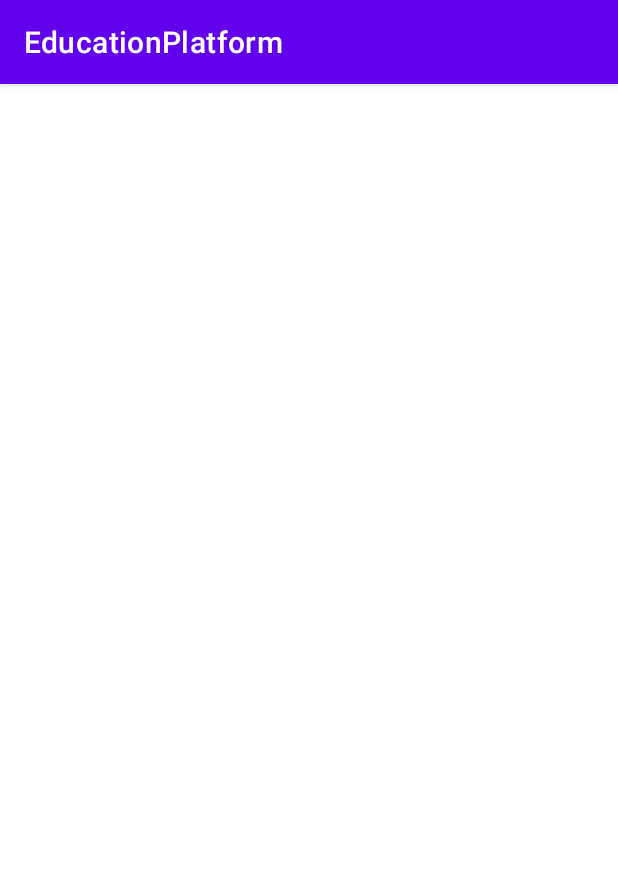
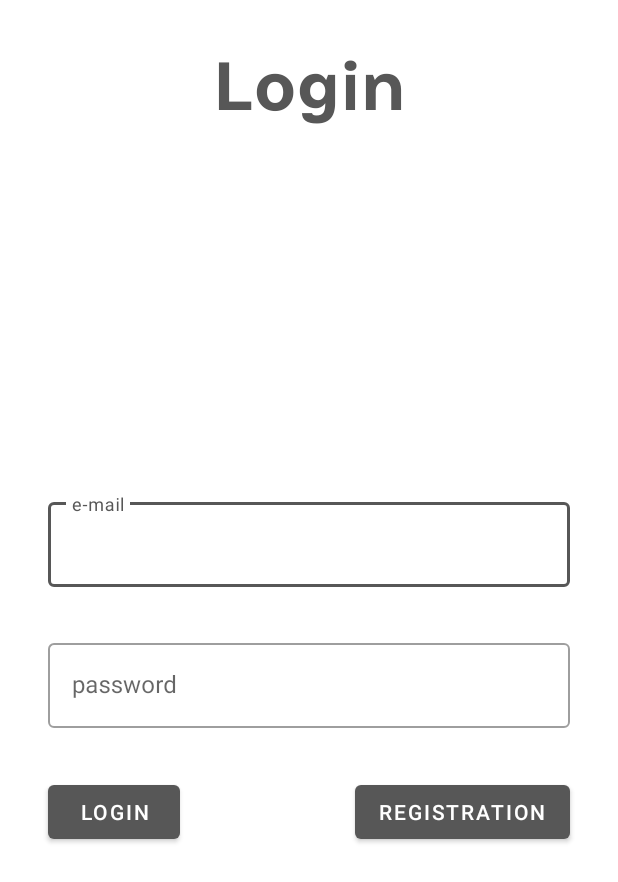
Before and after one commit to PowerWarrior12/EducationPlatform, an Android app: the screen it shows after launch (MainActivity), on a phone screen of 412 x 824 dp. Shown: the top 882 px of the screen. Run offline under Robolectric (Android 15) with nearby library versions, the phone set to English and light mode, and no system bars.

Commit message:
Start make a login window

```diff
--- /dev/null
+++ b/app/src/main/java/com/example/educationplatform/AuthorizationFragment.kt
@@ -0,0 +1,6 @@
+package com.example.educationplatform
+
+import androidx.fragment.app.Fragment
+
+class AuthorizationFragment: Fragment(R.layout.auth_fragment) {
+}
--- a/app/src/main/java/com/example/educationplatform/MainActivity.kt
+++ b/app/src/main/java/com/example/educationplatform/MainActivity.kt
@@ -1,7 +1,14 @@
 package com.example.educationplatform
 
+import android.annotation.SuppressLint
 import androidx.appcompat.app.AppCompatActivity
 
-class MainActivity : AppCompatActivity() {
-
+class MainActivity : AppCompatActivity(R.layout.main_activity) {
+    @SuppressLint("CommitTransaction")
+    override fun onStart() {
+        super.onStart()
+        supportFragmentManager.beginTransaction()
+            .replace(R.id.container, AuthorizationFragment())
+            .commitNow()
+    }
 }
--- /dev/null
+++ b/app/src/main/res/layout/auth_fragment.xml
@@ -0,0 +1,71 @@
+<?xml version="1.0" encoding="utf-8"?>
+<androidx.constraintlayout.widget.ConstraintLayout xmlns:android="http://schemas.android.com/apk/res/android"
+    xmlns:tools="http://schemas.android.com/tools"
+    android:layout_width="match_parent"
+    android:layout_height="match_parent"
+    xmlns:app="http://schemas.android.com/apk/res-auto">
+
+    <TextView
+        android:id="@+id/textView"
+        style="@style/Widget.EducationPlatform.HeaderFirstTextView"
+        android:layout_marginTop="32dp"
+        android:text="@string/login_label"
+        app:layout_constraintEnd_toEndOf="parent"
+        app:layout_constraintStart_toStartOf="parent"
+        app:layout_constraintTop_toTopOf="parent"/>
+
+    <androidx.constraintlayout.widget.Guideline
+        android:id="@+id/guideline"
+        android:layout_width="wrap_content"
+        android:layout_height="wrap_content"
+        android:orientation="horizontal"
+        app:layout_constraintGuide_percent="0.4" />
+
+    <com.google.android.material.textfield.TextInputLayout
+        android:id="@+id/login_text"
+        style="@style/Widget.EducationPlatform.EditTextView"
+        android:hint="@string/email_label"
+        app:layout_constraintEnd_toEndOf="parent"
+        app:layout_constraintStart_toStartOf="parent"
+        app:layout_constraintTop_toTopOf="@+id/guideline">
+
+        <com.google.android.material.textfield.TextInputEditText
+            android:layout_width="match_parent"
+            android:layout_height="wrap_content" />
+
+    </com.google.android.material.textfield.TextInputLayout>
+
+    <com.google.android.material.textfield.TextInputLayout
+        android:id="@+id/password_text"
+        style="@style/Widget.EducationPlatform.EditTextView"
+        android:layout_marginTop="32dp"
+        android:hint="@string/password_label"
+        app:layout_constraintEnd_toEndOf="parent"
+        app:layout_constraintStart_toStartOf="parent"
+        app:layout_constraintTop_toBottomOf="@+id/login_text">
+
+        <com.google.android.material.textfield.TextInputEditText
+            android:layout_width="match_parent"
+            android:layout_height="wrap_content" />
+
+    </com.google.android.material.textfield.TextInputLayout>
+
+    <Button
+        android:id="@+id/login_button"
+        android:layout_width="wrap_content"
+        android:layout_height="wrap_content"
+        android:layout_marginTop="32dp"
+        android:text="@string/login_label"
+        app:layout_constraintStart_toStartOf="@+id/password_text"
+        app:layout_constraintTop_toBottomOf="@+id/password_text" />
+
+    <Button
+        android:id="@+id/registration_button"
+        android:layout_width="wrap_content"
+        android:layout_height="wrap_content"
+        android:layout_marginTop="32dp"
+        android:text="@string/registration_label"
+        app:layout_constraintEnd_toEndOf="@+id/password_text"
+        app:layout_constraintTop_toBottomOf="@+id/password_text" />
+
+</androidx.constraintlayout.widget.ConstraintLayout>
--- a/app/src/main/res/layout/main_activity.xml
+++ b/app/src/main/res/layout/main_activity.xml
@@ -1,5 +1,5 @@
 <?xml version="1.0" encoding="utf-8"?>
-<FrameLayout xmlns:android="http://schemas.android.com/apk/res/android"
+<androidx.fragment.app.FragmentContainerView xmlns:android="http://schemas.android.com/apk/res/android"
     xmlns:tools="http://schemas.android.com/tools"
     android:id="@+id/container"
     android:layout_width="match_parent"
--- a/app/src/main/res/values/colors.xml
+++ b/app/src/main/res/values/colors.xml
@@ -6,5 +6,11 @@
     <color name="teal_200">#FF03DAC5</color>
     <color name="teal_700">#FF018786</color>
     <color name="black">#FF000000</color>
+    <color name="gray_200">#CACACA</color>
+    <color name="gray_500">#575757</color>
+    <color name="gray_700">#393939</color>
+    <color name="blue_200">#9CE0FF</color>
+    <color name="blue_500">#37C0FD</color>
+    <color name="blue_700">#0875A8</color>
     <color name="white">#FFFFFFFF</color>
 </resources>
--- a/app/src/main/res/values/strings.xml
+++ b/app/src/main/res/values/strings.xml
@@ -1,3 +1,8 @@
 <resources>
     <string name="app_name">EducationPlatform</string>
+    //Registration block
+    <string name="login_label">Login</string>
+    <string name="registration_label">Registration</string>
+    <string name="email_label">e-mail</string>
+    <string name="password_label">password</string>
 </resources>
--- /dev/null
+++ b/app/src/main/res/values/styles.xml
@@ -0,0 +1,23 @@
+<?xml version="1.0" encoding="utf-8"?>
+<resources>
+    <style name="Widget.EducationPlatform.V24.HeaderFirstTextView" parent="Widget.AppCompat.TextView">
+        <item name="android:textAppearance">@style/TextAppearance.EducationPlatform.Header</item>
+        <item name="android:layout_height">wrap_content</item>
+        <item name="android:layout_width">wrap_content</item>
+        <item name="android:textColor">?attr/colorPrimary</item>
+    </style>
+
+    <style name="Widget.EducationPlatform.HeaderFirstTextView" parent="Widget.EducationPlatform.V24.HeaderFirstTextView"/>
+
+    <style name="Widget.EducationPlatform.V24.EditTextView" parent="Widget.MaterialComponents.TextInputLayout.OutlinedBox">
+        <item name="android:textAppearance">@style/TextAppearance.EducationPlatform.BodyFirst</item>
+        <item name="android:layout_height">wrap_content</item>
+        <item name="android:layout_width">match_parent</item>
+        <item name="android:layout_marginStart">@dimen/edit_text_margin</item>
+        <item name="android:layout_marginEnd">@dimen/edit_text_margin</item>
+        <item name="android:textColor">?attr/colorPrimary</item>
+    </style>
+
+    <style name="Widget.EducationPlatform.EditTextView" parent="Widget.EducationPlatform.V24.EditTextView"/>
+
+</resources>
--- /dev/null
+++ b/app/src/main/res/values/text_styles.xml
@@ -0,0 +1,16 @@
+<?xml version="1.0" encoding="utf-8"?>
+<resources>
+    <style name="TextAppearance.EducationPlatform.V24.Header" parent="TextAppearance.MaterialComponents.Headline6">
+        <item name="android:textSize">@dimen/header_first</item>
+        <item name="fontFamily">@font/mariupol_bold</item>
+    </style>
+
+    <style name="TextAppearance.EducationPlatform.Header" parent="TextAppearance.EducationPlatform.V24.Header"/>
+
+    <style name="TextAppearance.EducationPlatform.V24.BodyFirst" parent="TextAppearance.MaterialComponents.Body1">
+        <item name="android:textSize">@dimen/body_first</item>
+        <item name="fontFamily">@font/mariupol_regular</item>
+    </style>
+
+    <style name="TextAppearance.EducationPlatform.BodyFirst" parent="TextAppearance.EducationPlatform.V24.BodyFirst"/>
+</resources>
--- a/app/src/main/res/values/themes.xml
+++ b/app/src/main/res/values/themes.xml
@@ -1,16 +1,16 @@
 <resources xmlns:tools="http://schemas.android.com/tools">
-    <!-- Base application theme. -->
-    <style name="Theme.EducationPlatform" parent="Theme.MaterialComponents.DayNight.DarkActionBar">
-        <!-- Primary brand color. -->
-        <item name="colorPrimary">@color/purple_500</item>
-        <item name="colorPrimaryVariant">@color/purple_700</item>
+
+    <style name="Base.V24.Theme.EducationPlatform" parent="Theme.MaterialComponents.DayNight.NoActionBar">
+        <item name="colorPrimary">@color/gray_500</item>
+        <item name="colorPrimaryVariant">@color/gray_200</item>
         <item name="colorOnPrimary">@color/white</item>
-        <!-- Secondary brand color. -->
-        <item name="colorSecondary">@color/teal_200</item>
-        <item name="colorSecondaryVariant">@color/teal_700</item>
-        <item name="colorOnSecondary">@color/black</item>
-        <!-- Status bar color. -->
+        <item name="colorSecondary">@color/blue_700</item>
+        <item name="colorSecondaryVariant">@color/blue_200</item>
+        <item name="colorOnSecondary">@color/white</item>
         <item name="android:statusBarColor" tools:targetApi="l">?attr/colorPrimaryVariant</item>
-        <!-- Customize your theme here. -->
     </style>
+
+    <style name="Base.Theme.EducationPlatform" parent="Base.V24.Theme.EducationPlatform"/>
+
+    <style name="Theme.EducationPlatform" parent="Base.V24.Theme.EducationPlatform"/>
 </resources>
--- a/build.gradle
+++ b/build.gradle
@@ -5,7 +5,7 @@ buildscript {
         mavenCentral()
     }
     dependencies {
-        classpath "com.android.tools.build:gradle:7.0.4"
+        classpath 'com.android.tools.build:gradle:7.4.1'
         classpath "org.jetbrains.kotlin:kotlin-gradle-plugin:1.6.10"
 
         // NOTE: Do not place your application dependencies here; they belong
```
Also changed, not shown: app/build.gradle (+3 -9 lines), app/src/main/res/menu/main_bottom_menu.xml (added, +29 -0 lines), app/src/main/res/values/dimens.xml (added, +13 -0 lines), app/src/main/res/font/mariupol_bold.ttf (added), app/src/main/res/font/mariupol_regular.ttf (added), gradle/wrapper/gradle-wrapper.properties.
